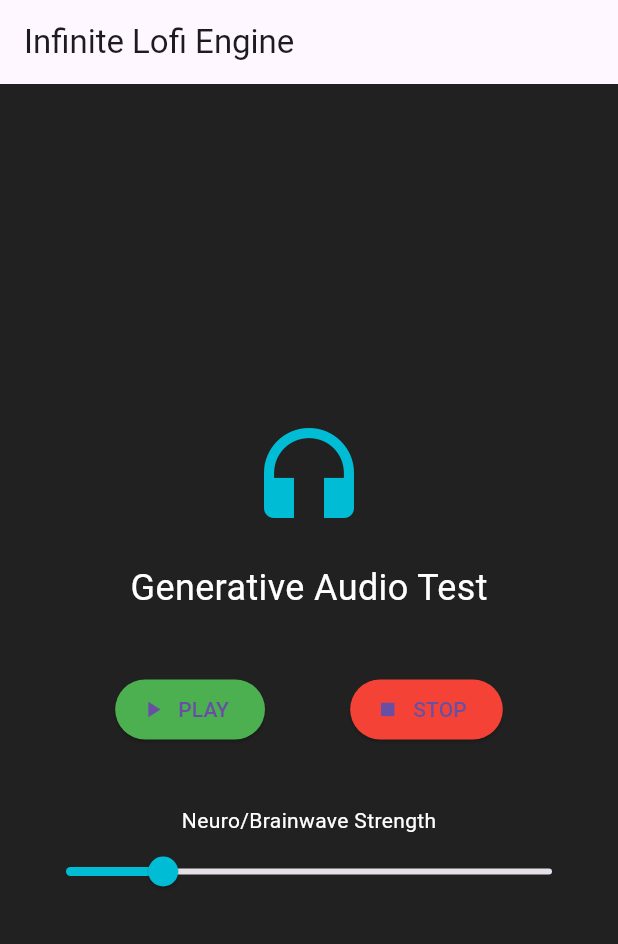
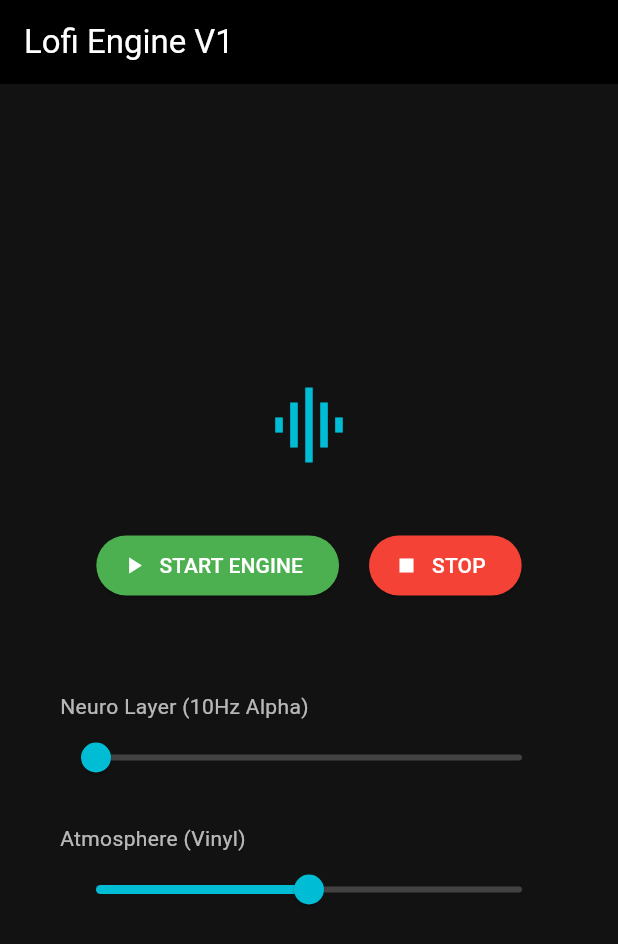
Before and after one commit to darkscript-dev/flutter-generative-lofi-engine, a Flutter app: the screen it shows after launch, after a tap on "STOP", on a phone screen of 412 x 824 dp. Shown: the top 944 px of the screen. Run offline on Flutter 3.47's test engine with Material 3 defaults, Android fonts, the phone set to English and light mode, and no system bars; our stand-ins replace just_audio.

Commit message:
added ogg files update engine

```diff
--- a/lib/engine/lofi_engine.dart
+++ b/lib/engine/lofi_engine.dart
@@ -2,110 +2,154 @@ import 'dart:async';
 import 'dart:math';
 import 'package:just_audio/just_audio.dart';
 
+class LofiEngine {
+  // --- The Players (5 Layer System) ---
+  final AudioPlayer _drumPlayer = AudioPlayer();       // Layer 1: The Beat
+  final AudioPlayer _atmospherePlayer = AudioPlayer(); // Layer 2: Vinyl/Rain
+  final AudioPlayer _neuroPlayer = AudioPlayer();      // Layer 3: Science
 
-class LofiEngine {
-
-  final AudioPlayer _drumPlayer = AudioPlayer();
-  final AudioPlayer _neuroPlayer = AudioPlayer();
-
-
+  // Layers 4 & 5: The "Infinite" Melody (Crossfading)
   final AudioPlayer _melodyPlayerA = AudioPlayer();
   final AudioPlayer _melodyPlayerB = AudioPlayer();
 
+  // --- Internal Logic ---
   Timer? _crossfadeTimer;
   final Random _random = Random();
-  bool _usingPlayerA = true;
+  bool _usingPlayerA = true; // Keeps track of which player is active
   bool _isPlaying = false;
 
+  // --- Configuration (The "Chill" Station Assets) ---
+  final String _drumAsset = 'assets/audio/stations/chill_80bpm/drums/drums.ogg';
+  final String _atmosAsset = 'assets/audio/stations/chill_80bpm/atmosphere/noise.ogg';
+  final String _neuroAsset = 'assets/audio/neuro/iso_pulse_10hz.ogg';
 
-  final List<String> _drumAssets = ['assets/audio/drums/beat_1.ogg'];
   final List<String> _melodyAssets = [
-    'assets/audio/chords/piano_1.ogg',
-    'assets/audio/chords/piano_2.ogg',
-    'assets/audio/chords/guitar_1.ogg',
+    'assets/audio/stations/chill_80bpm/melodies/melody_1.ogg',
+    'assets/audio/stations/chill_80bpm/melodies/melody_2.ogg',
+    'assets/audio/stations/chill_80bpm/melodies/melody_3.ogg',
   ];
-  final String _neuroAsset = 'assets/audio/neuro/alpha_10hz.ogg';
 
+  /// Initialize all players and load assets into memory.
   Future<void> init() async {
-    await _drumPlayer.setAsset(_drumAssets[0]);
+    print("Engine: Initializing...");
+
+    // 1. Setup Steady Loops
+    await _drumPlayer.setAsset(_drumAsset);
     await _drumPlayer.setLoopMode(LoopMode.one);
 
+    await _atmospherePlayer.setAsset(_atmosAsset);
+    await _atmospherePlayer.setLoopMode(LoopMode.one);
+    await _atmospherePlayer.setVolume(0.5); // Noise shouldn't be too loud
 
     await _neuroPlayer.setAsset(_neuroAsset);
     await _neuroPlayer.setLoopMode(LoopMode.one);
-    await _neuroPlayer.setVolume(0.15);
+    await _neuroPlayer.setVolume(0.0); // Start silent, let user fade it in
 
+    // 2. Setup Melody Players
+    // We start Player A with the first melody
     await _melodyPlayerA.setAsset(_melodyAssets[0]);
     await _melodyPlayerA.setLoopMode(LoopMode.one);
     await _melodyPlayerA.setVolume(1.0);
 
-
+    // Player B is ready but silent
     await _melodyPlayerB.setLoopMode(LoopMode.one);
     await _melodyPlayerB.setVolume(0.0);
+
+    print("Engine: Ready.");
   }
 
-
+  /// Start the Engine
   Future<void> play() async {
     if (_isPlaying) return;
     _isPlaying = true;
 
+    // Start all 5 players at the exact same time
     await Future.wait([
       _drumPlayer.play(),
+      _atmospherePlayer.play(),
       _neuroPlayer.play(),
       _melodyPlayerA.play(),
       _melodyPlayerB.play(),
     ]);
 
-    _startCrossfadeCycle();
+    // Start the algorithmic crossfading
+    _startCrossfadeTimer();
   }
 
+  /// Stop the Engine
   Future<void> stop() async {
     _isPlaying = false;
     _crossfadeTimer?.cancel();
     await Future.wait([
       _drumPlayer.stop(),
+      _atmospherePlayer.stop(),
       _neuroPlayer.stop(),
       _melodyPlayerA.stop(),
       _melodyPlayerB.stop(),
     ]);
   }
 
+  // --- Volume Controls for the UI ---
 
-  void setNeuroVolume(double volume) {
-    _neuroPlayer.setVolume(volume.clamp(0.0, 1.0));
+  void setNeuroVolume(double val) {
+    // Clamp ensures we never crash with invalid volume numbers
+    _neuroPlayer.setVolume(val.clamp(0.0, 1.0));
   }
 
-  void _startCrossfadeCycle() {
-    _crossfadeTimer = Timer.periodic(const Duration(seconds: 15), (timer) {
+  void setAtmosphereVolume(double val) {
+    _atmospherePlayer.setVolume(val.clamp(0.0, 1.0));
+  }
+
+  // --- The Generative Logic ---
+
+  void _startCrossfadeTimer() {
+    // Real Lofi songs change every 8 or 16 bars.
+    // At 80 BPM, 1 bar = 3 seconds. 8 bars = 24 seconds.
+    // For testing, let's do 12 seconds so you can hear it work faster.
+    _crossfadeTimer = Timer.periodic(const Duration(seconds: 12), (timer) {
       _performCrossfade();
     });
   }
 
+  Future<void> _performCrossfade() async {
+    print("Engine: Swapping Melody...");
 
-  Future<void> _performCrossfade() async {
     final playerIn = _usingPlayerA ? _melodyPlayerB : _melodyPlayerA;
     final playerOut = _usingPlayerA ? _melodyPlayerA : _melodyPlayerB;
 
+    // Pick a random melody, but try to avoid the one currently playing
+    String nextAsset;
+    do {
+      nextAsset = _melodyAssets[_random.nextInt(_melodyAssets.length)];
+    } while (_melodyAssets.length > 1 && nextAsset == _getCurrentAsset(playerOut));
 
-    final nextLoop = _melodyAssets[_random.nextInt(_melodyAssets.length)];
-    await playerIn.setAsset(nextLoop);
+    // Load the new track into the silent player
+    await playerIn.setAsset(nextAsset);
+    // Ensure it's playing (it might have paused if asset changed)
     if (!playerIn.playing) playerIn.play();
 
+    // SMOOTH CROSSFADE ANIMATION
+    // We change volume 20 times over 2 seconds
     const steps = 20;
-    const stepDuration = Duration(milliseconds: 100);
+    for (int i = 1; i <= steps; i++) {
+      await Future.delayed(const Duration(milliseconds: 100));
+      double vol = i / steps;
 
-    for (int i = 1; i <= steps; i++) {
-      await Future.delayed(stepDuration);
-      double vol = i / steps;
-      playerIn.setVolume(vol);
-      playerOut.setVolume(1.0 - vol);
+      playerIn.setVolume(vol);        // 0.0 -> 1.0
+      playerOut.setVolume(1.0 - vol); // 1.0 -> 0.0
     }
 
+    // Flip the flag
     _usingPlayerA = !_usingPlayerA;
   }
 
+  // Helper to get current asset path if possible (just_audio doesn't expose this easily publically,
+  // so we just rely on logic, but this is a placeholder if you needed it)
+  String? _getCurrentAsset(AudioPlayer p) => null;
+
   void dispose() {
     _drumPlayer.dispose();
+    _atmospherePlayer.dispose();
     _neuroPlayer.dispose();
     _melodyPlayerA.dispose();
     _melodyPlayerB.dispose();
--- a/lib/main.dart
+++ b/lib/main.dart
@@ -2,24 +2,33 @@ import 'package:flutter/material.dart';
 import 'engine/lofi_engine.dart';
 
 void main() {
-  runApp(const MaterialApp(home: LofiTestScreen()));
+  runApp(const MaterialApp(home: TestLabScreen()));
 }
 
-class LofiTestScreen extends StatefulWidget {
-  const LofiTestScreen({super.key});
+class TestLabScreen extends StatefulWidget {
+  const TestLabScreen({super.key});
 
   @override
-  State<LofiTestScreen> createState() => _LofiTestScreenState();
+  State<TestLabScreen> createState() => _TestLabScreenState();
 }
 
-class _LofiTestScreenState extends State<LofiTestScreen> {
+class _TestLabScreenState extends State<TestLabScreen> {
   final LofiEngine _engine = LofiEngine();
-  double _neuroVolume = 0.2;
+  bool _isReady = false;
+
+  // Slider Values
+  double _neuroVol = 0.0;
+  double _atmosVol = 0.5;
 
   @override
   void initState() {
     super.initState();
-    _engine.init();
+    _initEngine();
+  }
+
+  Future<void> _initEngine() async {
+    await _engine.init();
+    setState(() => _isReady = true);
   }
 
   @override
@@ -31,56 +40,94 @@ class _LofiTestScreenState extends State<LofiTestScreen> {
   @override
   Widget build(BuildContext context) {
     return Scaffold(
-      backgroundColor: Colors.grey[900],
-      appBar: AppBar(title: const Text("Infinite Lofi Engine")),
-      body: Padding(
-        padding: const EdgeInsets.all(20.0),
-        child: Column(
+      backgroundColor: const Color(0xFF121212),
+      appBar: AppBar(
+        title: const Text("Lofi Engine V1"),
+        backgroundColor: Colors.black,
+        foregroundColor: Colors.white,
+      ),
+      body: Center(
+        child: _isReady
+            ? _buildControls()
+            : const CircularProgressIndicator(color: Colors.cyan),
+      ),
+    );
+  }
+
+  Widget _buildControls() {
+    return Column(
       mainAxisAlignment: MainAxisAlignment.center,
       children: [
-            // Status Display
-            const Icon(Icons.headphones, size: 80, color: Colors.cyan),
-            const SizedBox(height: 20),
-            const Text(
-              "Generative Audio Test",
-              style: TextStyle(color: Colors.white, fontSize: 24),
-            ),
+        // Status Light
+        const Icon(Icons.graphic_eq, color: Colors.cyan, size: 60),
         const SizedBox(height: 40),
 
-            // Controls
+        // Play / Stop Controls
         Row(
-              mainAxisAlignment: MainAxisAlignment.spaceEvenly,
+          mainAxisAlignment: MainAxisAlignment.center,
           children: [
             ElevatedButton.icon(
+              icon: const Icon(Icons.play_arrow),
+              label: const Text("START ENGINE"),
+              style: ElevatedButton.styleFrom(
+                  backgroundColor: Colors.green,
+                  foregroundColor: Colors.white
+              ),
               onPressed: () => _engine.play(),
-                  icon: const Icon(Icons.play_arrow),
-                  label: const Text("PLAY"),
-                  style: ElevatedButton.styleFrom(backgroundColor: Colors.green),
             ),
+            const SizedBox(width: 20),
             ElevatedButton.icon(
-                  onPressed: () => _engine.stop(),
               icon: const Icon(Icons.stop),
               label: const Text("STOP"),
-                  style: ElevatedButton.styleFrom(backgroundColor: Colors.red),
+              style: ElevatedButton.styleFrom(
+                  backgroundColor: Colors.red,
+                  foregroundColor: Colors.white
+              ),
+              onPressed: () => _engine.stop(),
             ),
           ],
         ),
-            const SizedBox(height: 40),
 
-            // Neuro Slider
-            const Text("Neuro/Brainwave Strength", style: TextStyle(color: Colors.white)),
+        const SizedBox(height: 50),
+
+        // Sliders
+        _buildSlider(
+            "Neuro Layer (10Hz Alpha)",
+            _neuroVol,
+                (val) {
+              setState(() => _neuroVol = val);
+              _engine.setNeuroVolume(val);
+            }
+        ),
+
+        _buildSlider(
+            "Atmosphere (Vinyl)",
+            _atmosVol,
+                (val) {
+              setState(() => _atmosVol = val);
+              _engine.setAtmosphereVolume(val);
+            }
+        ),
+      ],
+    );
+  }
+
+  Widget _buildSlider(String label, double val, Function(double) onChanged) {
+    return Padding(
+      padding: const EdgeInsets.symmetric(horizontal: 40, vertical: 10),
+      child: Column(
+        crossAxisAlignment: CrossAxisAlignment.start,
+        children: [
+          Text(label, style: const TextStyle(color: Colors.white70)),
           Slider(
-              value: _neuroVolume,
+            value: val,
             min: 0.0,
             max: 1.0,
             activeColor: Colors.cyan,
-              onChanged: (val) {
-                setState(() => _neuroVolume = val);
-                _engine.setNeuroVolume(val);
-              },
+            inactiveColor: Colors.grey[800],
+            onChanged: onChanged,
           ),
         ],
-        ),
       ),
     );
   }
--- a/pubspec.yaml
+++ b/pubspec.yaml
@@ -60,8 +60,9 @@ flutter:
 
   # To add assets to your application, add an assets section, like this:
   assets:
-    - assets/audio/drums/
-    - assets/audio/chords/
+    - assets/audio/stations/chill_80bpm/drums/
+    - assets/audio/stations/chill_80bpm/atmosphere/
+    - assets/audio/stations/chill_80bpm/melodies/
     - assets/audio/neuro/
 
   # An image asset can refer to one or more resolution-specific "variants", see
```
Also changed, not shown: 3 other files. Lines whose indentation alone changed are shown as unchanged.
